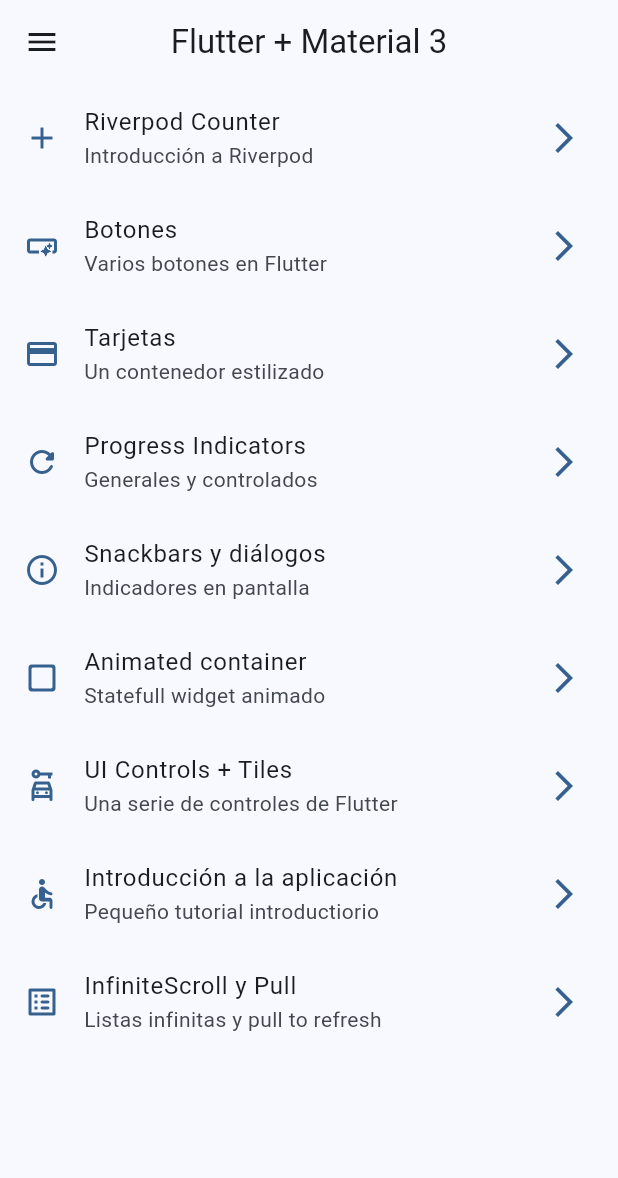
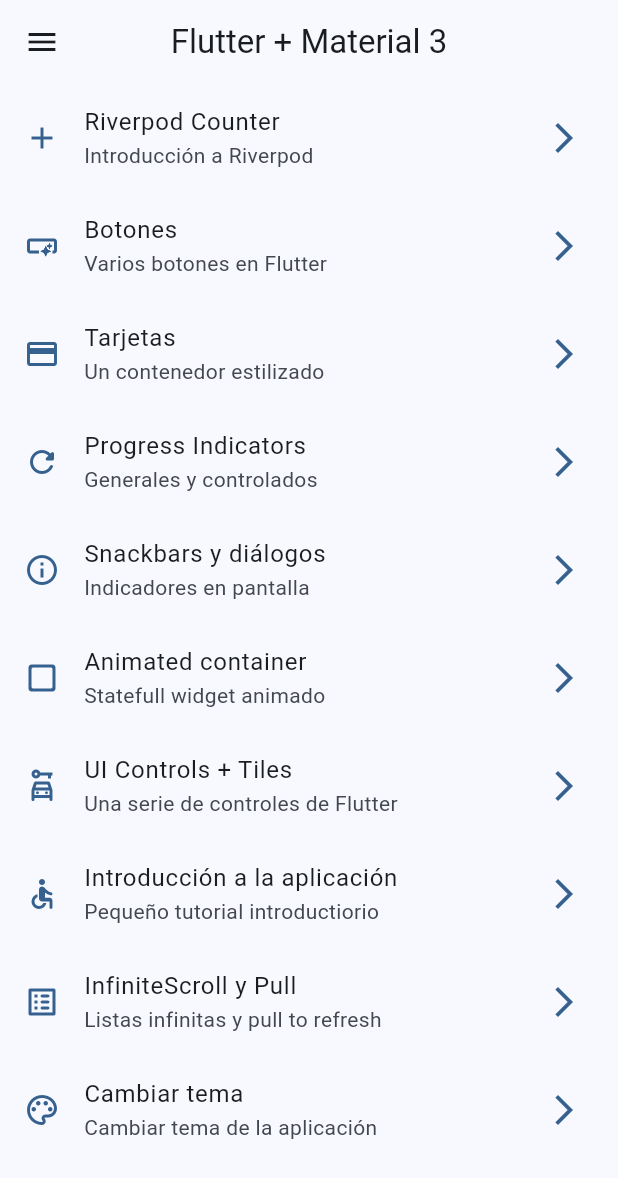
Before and after one commit to aortega46/widgets-app, a Flutter app: the screen it shows after launch, on a phone screen of 412 x 824 dp. Shown: the top 1178 px of the screen. Run offline on Flutter 3.47's test engine with Material 2 defaults, Android fonts, the phone set to English and light mode, and no system bars; our stand-ins replace animate_do, flutter_riverpod, go_router.

Commit message:
theme changer + darkmode

```diff
--- a/lib/config/menu/menu_items.dart
+++ b/lib/config/menu/menu_items.dart
@@ -69,4 +69,10 @@ const appMenuItems = <MenuItem>[
     link: '/infinite',
     icon: Icons.list_alt_rounded,
   ),
+  MenuItem(
+    title: 'Cambiar tema',
+    subTitle: 'Cambiar tema de la aplicación',
+    link: '/theme-changer',
+    icon: Icons.color_lens_outlined,
+  ),
 ];
--- a/lib/config/router/app_router.dart
+++ b/lib/config/router/app_router.dart
@@ -55,5 +55,10 @@ final appRouter = GoRouter(
       name: CounterScreen.name,
       builder: (context, state) => const CounterScreen(),
     ),
+    GoRoute(
+      path: '/theme-changer',
+      name: ThemeChangerScreen.name,
+      builder: (context, state) => const ThemeChangerScreen(),
+    ),
   ],
 );
--- a/lib/config/theme/app_theme.dart
+++ b/lib/config/theme/app_theme.dart
@@ -14,8 +14,10 @@ const List<Color> colorList = [
 
 class AppTheme {
   final int selectedColor;
+  final bool isDarkmode;
 
   AppTheme({
+    this.isDarkmode = false,
     this.selectedColor = 0,
   })  : assert(selectedColor >= 0, 'Selected color must be greater than 0'),
         assert(selectedColor < colorList.length,
@@ -23,6 +25,7 @@ class AppTheme {
 
   ThemeData getTheme() => ThemeData(
         useMaterial3: true,
+        brightness: isDarkmode ? Brightness.dark : Brightness.light,
         colorSchemeSeed: colorList[selectedColor],
         appBarTheme: const AppBarTheme(centerTitle: true),
       );
--- a/lib/main.dart
+++ b/lib/main.dart
@@ -2,21 +2,26 @@ import 'package:flutter/material.dart';
 import 'package:flutter_riverpod/flutter_riverpod.dart';
 import 'package:widgets_app/config/router/app_router.dart';
 import 'package:widgets_app/config/theme/app_theme.dart';
+import 'package:widgets_app/presentation/providers/theme_provider.dart';
 
 void main() {
   runApp(const ProviderScope(child: MainApp()));
 }
 
-class MainApp extends StatelessWidget {
+class MainApp extends ConsumerWidget {
   const MainApp({super.key});
 
   @override
-  Widget build(BuildContext context) {
+  Widget build(BuildContext context, WidgetRef ref) {
+    final isDarkmode = ref.watch(isDarkmodeProvider);
+    final selectedColor = ref.watch(selectedColorProvider);
+
     return MaterialApp.router(
       title: 'Flutter Widgets',
       routerConfig: appRouter,
       debugShowCheckedModeBanner: false,
-      theme: AppTheme(selectedColor: 0).getTheme(),
+      theme: AppTheme(selectedColor: selectedColor, isDarkmode: isDarkmode)
+          .getTheme(),
     );
   }
 }
--- a/lib/presentation/providers/theme_provider.dart
+++ b/lib/presentation/providers/theme_provider.dart
@@ -1,3 +1,9 @@
 import 'package:flutter_riverpod/flutter_riverpod.dart';
+import 'package:widgets_app/config/theme/app_theme.dart';
+
+// Listado de colores inmutable
+final colorListProvider = Provider((ref) => colorList);
 
 final isDarkmodeProvider = StateProvider((ref) => false);
+
+final selectedColorProvider = StateProvider((ref) => 0);
--- a/lib/presentation/screens/screens.dart
+++ b/lib/presentation/screens/screens.dart
@@ -7,4 +7,5 @@ export 'package:widgets_app/presentation/screens/home/home_screen.dart';
 export 'package:widgets_app/presentation/screens/infinite_scroll/infinite_scroll.dart';
 export 'package:widgets_app/presentation/screens/progress/progress_screen.dart';
 export 'package:widgets_app/presentation/screens/snackbar/snackbar_screen.dart';
+export 'package:widgets_app/presentation/screens/theme_changer/theme_changer.dart';
 export 'package:widgets_app/presentation/screens/ui_controls/ui_controls.dart';
```
Also changed, not shown: lib/presentation/screens/theme_changer/theme_changer.dart (added, +62 -0 lines).
